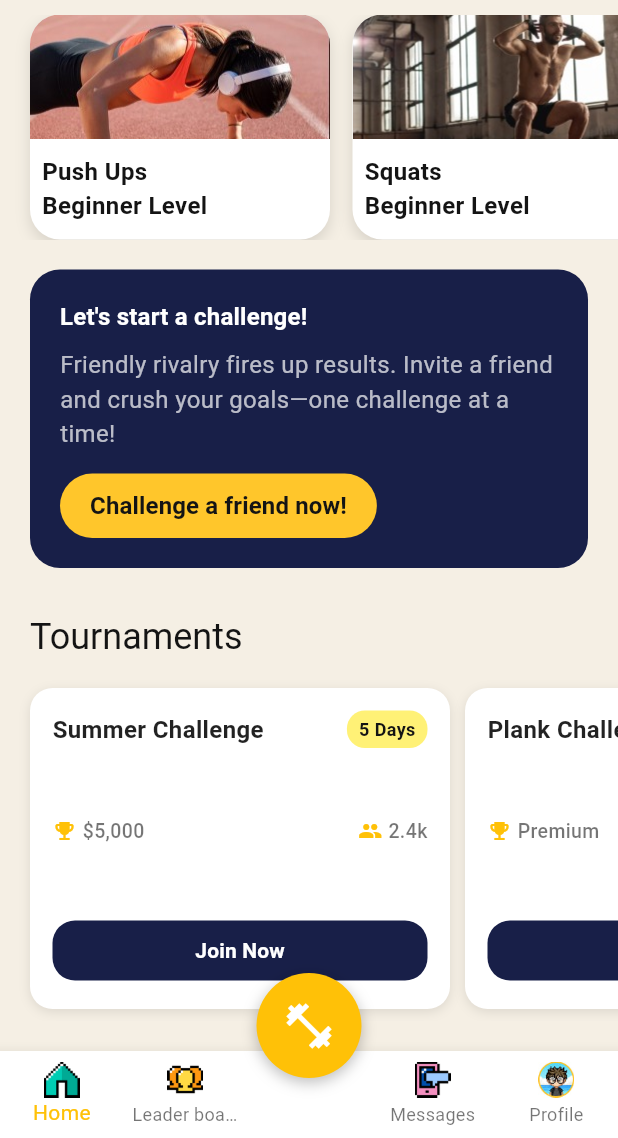
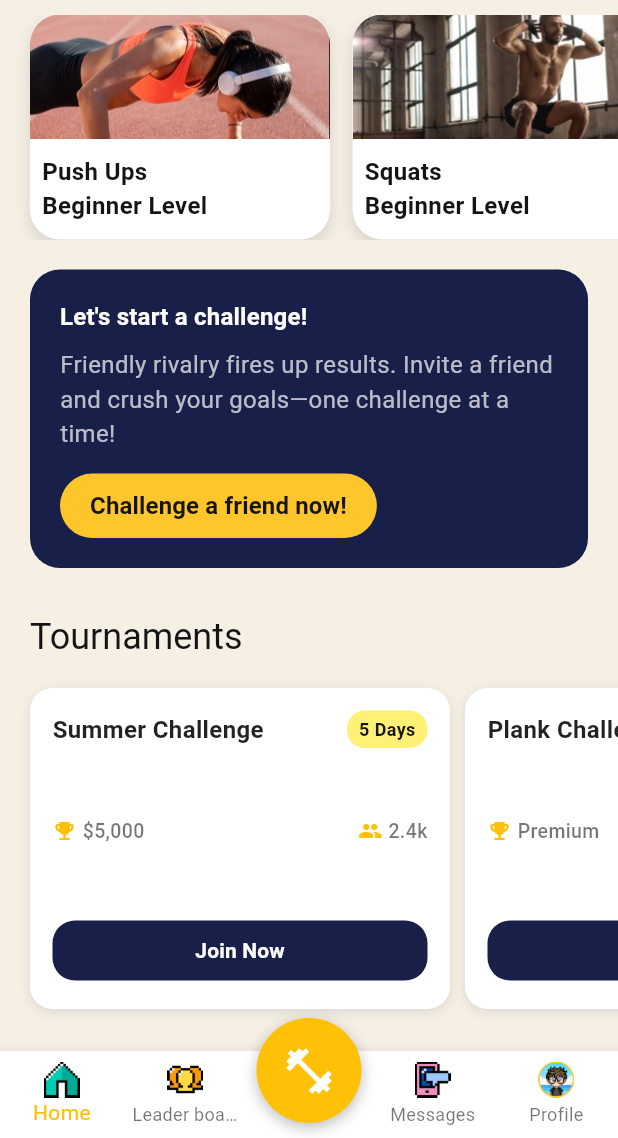
Before and after one commit to anthonyhalim150/FYP-25-S2-08, a Flutter app: the screen it shows after launch, item 2 of the bottom bar chosen, scrolled down 365 dp, after a tap on the "fitness center" icon, on a phone screen of 412 x 824 dp, the part 98-1236 px from its top. Run offline on Flutter 3.47's test engine with Material 3 defaults, Android fonts, the phone set to English and light mode, and no system bars; our stand-ins replace camera, circular_countdown_timer, confetti, easy_localization, fl_chart, flutter_fortune_wheel and 8 more; missing offline and left inert: flutter_facebook_auth, health.

Commit message:
changes to widget
Updated so that it will work as intended. Previous issue: clicking on FAB not working, instead, it is slightly below

```diff
--- a/fyp/wise-workout/wise-workout-app/lib/screens/unregistered_screen.dart
+++ b/fyp/wise-workout/wise-workout-app/lib/screens/unregistered_screen.dart
@@ -1,6 +1,5 @@
 import 'package:flutter/material.dart';
 import '../widgets/exercise_stats_card.dart';
-import '../widgets/exercise_gauge.dart';
 import '../widgets/tournament_widget.dart';
 import '../widgets/workout_card_home_screen.dart';
 import '../widgets/bottom_navigation.dart';
@@ -11,6 +10,7 @@ class UnregisteredUserPage extends StatelessWidget {
   final int maxSteps = 0;
   final int caloriesBurned = 0;
   final int xpEarned = 0;
+
   const UnregisteredUserPage({super.key});
 
   void _showRegistrationPrompt(BuildContext context) {
@@ -18,9 +18,7 @@ class UnregisteredUserPage extends StatelessWidget {
       context: context,
       builder: (_) => AlertDialog(
         title: const Text("Create an Account"),
-        content: const Text(
-          "Please login or create a account to view more",
-        ),
+        content: const Text("Please login or create an account to view more"),
         actions: [
           TextButton(
             onPressed: () => Navigator.pop(context),
@@ -49,8 +47,16 @@ class UnregisteredUserPage extends StatelessWidget {
   Widget build(BuildContext context) {
     final theme = Theme.of(context);
     final colorScheme = theme.colorScheme;
+    final brightness = theme.brightness;
 
-    final bannerColor = colorScheme.primary;
+    final surfaceColor =
+    brightness == Brightness.dark ? Colors.grey[800] : colorScheme.surface;
+    final hintTextColor =
+    brightness == Brightness.dark ? Colors.grey[400] : theme.hintColor;
+
+    final bannerColor = brightness == Brightness.dark
+        ? const Color(0xFF1E1E2C)
+        : colorScheme.primary;
     final bannerContrast = colorScheme.onPrimary;
     final bannerAccent = colorScheme.secondary;
 
@@ -61,7 +67,7 @@ class UnregisteredUserPage extends StatelessWidget {
           child: Column(
             crossAxisAlignment: CrossAxisAlignment.start,
             children: [
-              // Header with login
+              // Header
               Padding(
                 padding: const EdgeInsets.fromLTRB(20, 20, 20, 0),
                 child: Row(
@@ -74,29 +80,30 @@ class UnregisteredUserPage extends StatelessWidget {
                         ),
                       ),
                     ),
-                    Container(
-                      decoration: BoxDecoration(
-                        color: colorScheme.primary.withOpacity(0.08),
+                    TextButton(
+                      style: TextButton.styleFrom(
+                        backgroundColor: colorScheme.primary,
+                        shape: RoundedRectangleBorder(
                           borderRadius: BorderRadius.circular(20),
                         ),
-                      child: TextButton(
+                        padding: const EdgeInsets.symmetric(horizontal: 20),
+                      ),
                       onPressed: () {
                         Navigator.pushNamed(context, '/');
                       },
                       child: Text(
                         "Login",
-                          style: theme.textTheme.labelLarge?.copyWith(
+                        style: TextStyle(
                           fontSize: 16,
                           fontWeight: FontWeight.w600,
-                            color: colorScheme.primary,
-                          ),
+                          color: colorScheme.onPrimary,
                         ),
                       ),
                     ),
                   ],
                 ),
               ),
-              // Search bar
+              // Search Bar
               Padding(
                 padding: const EdgeInsets.all(20),
                 child: _wrapWithPrompt(
@@ -104,11 +111,13 @@ class UnregisteredUserPage extends StatelessWidget {
                   Container(
                     height: 50,
                     decoration: BoxDecoration(
-                      color: colorScheme.surface,
+                      color: surfaceColor,
                       borderRadius: BorderRadius.circular(25),
                       boxShadow: [
                         BoxShadow(
-                          color: Colors.black.withOpacity(0.05),
+                          color: brightness == Brightness.dark
+                              ? Colors.black.withOpacity(0.3)
+                              : Colors.black.withOpacity(0.05),
                           blurRadius: 6,
                           offset: const Offset(0, 2),
                         ),
@@ -121,20 +130,21 @@ class UnregisteredUserPage extends StatelessWidget {
                           child: Text(
                             'Search on FitQuest',
                             style: theme.textTheme.bodyMedium?.copyWith(
-                              color: theme.hintColor,
+                              color: hintTextColor,
                             ),
                           ),
                         ),
                         Padding(
                           padding: const EdgeInsets.only(right: 15),
-                          child: Icon(Icons.search, color: colorScheme.onSurface),
+                          child:
+                          Icon(Icons.search, color: colorScheme.onSurface),
                         ),
                       ],
                     ),
                   ),
                 ),
               ),
-              // Exercise stats
+              // Exercise Stats
               _wrapWithPrompt(
                 context,
                 ExerciseStatsCard(
@@ -145,7 +155,7 @@ class UnregisteredUserPage extends StatelessWidget {
                 ),
               ),
               const SizedBox(height: 20),
-              // Workout title
+              // Workout Title
               Padding(
                 padding: const EdgeInsets.only(left: 20),
                 child: Text(
@@ -154,7 +164,7 @@ class UnregisteredUserPage extends StatelessWidget {
                 ),
               ),
               const SizedBox(height: 10),
-              // Workout cards
+              // Workout Cards
               SizedBox(
                 height: 150,
                 child: ListView.builder(
@@ -175,7 +185,7 @@ class UnregisteredUserPage extends StatelessWidget {
                 ),
               ),
               const SizedBox(height: 20),
-              // Blue (banner): join challenge
+              // Challenge Banner
               Padding(
                 padding: const EdgeInsets.symmetric(horizontal: 20),
                 child: _wrapWithPrompt(
@@ -228,7 +238,8 @@ class UnregisteredUserPage extends StatelessWidget {
                 ),
               ),
               const SizedBox(height: 30),
-              // Tournaments title
+
+              // Tournaments
               Padding(
                 padding: const EdgeInsets.only(left: 20),
                 child: Text(
@@ -237,7 +248,6 @@ class UnregisteredUserPage extends StatelessWidget {
                 ),
               ),
               const SizedBox(height: 10),
-              // Tournament cards
               SizedBox(
                 height: 230,
                 child: ListView(
@@ -261,12 +271,12 @@ class UnregisteredUserPage extends StatelessWidget {
           ),
         ),
       ),
-      // Bottom navigation only
       bottomNavigationBar: bottomNavigationBar(
         currentIndex: 0,
         onTap: (index) {
-          _showRegistrationPrompt(context);
+          // You don't need to handle anything here
         },
+        isRegistered: false, // Important!
       ),
     );
   }
--- a/fyp/wise-workout/wise-workout-app/lib/widgets/bottom_navigation.dart
+++ b/fyp/wise-workout/wise-workout-app/lib/widgets/bottom_navigation.dart
@@ -7,18 +7,19 @@ class bottomNavigationBar extends StatelessWidget {
   final Color selectedItemColor;
   final Color unselectedItemColor;
   final Color backgroundColor;
+  final bool isRegistered; // <-- New parameter
 
   const bottomNavigationBar({
     super.key,
     required this.currentIndex,
     required this.onTap,
+    this.isRegistered = true, // <-- Pass from screen
     this.workoutIcon,
     this.selectedItemColor = Colors.amber,
     this.unselectedItemColor = Colors.black54,
     this.backgroundColor = Colors.white,
   });
 
-  // Define image icons here
   static const double _iconSize = 24;
 
   static Widget _imageIcon(String assetName) {
@@ -34,6 +35,95 @@ class bottomNavigationBar extends StatelessWidget {
   static final Widget _messagesIcon = _imageIcon('Messages.png');
   static final Widget _profileIcon = _imageIcon('Profile.png');
 
+  void _showRegisterPrompt(BuildContext context) {
+    showDialog(
+      context: context,
+      builder: (BuildContext dialogContext) {
+        return Dialog(
+          shape: RoundedRectangleBorder(borderRadius: BorderRadius.circular(16)),
+          backgroundColor: const Color(0xFF1E1E2E), // Dark background
+          child: Padding(
+            padding: const EdgeInsets.all(20),
+            child: Column(
+              mainAxisSize: MainAxisSize.min,
+              crossAxisAlignment: CrossAxisAlignment.start,
+              children: [
+                const Text(
+                  "Register Required",
+                  style: TextStyle(
+                    color: Colors.white,
+                    fontSize: 18,
+                    fontWeight: FontWeight.bold,
+                  ),
+                ),
+                const SizedBox(height: 12),
+                const Text(
+                  "You need to register to access this feature.",
+                  style: TextStyle(
+                    color: Colors.white70,
+                    fontSize: 14,
+                  ),
+                ),
+                const SizedBox(height: 24),
+                Row(
+                  mainAxisAlignment: MainAxisAlignment.end,
+                  children: [
+                    TextButton(
+                      onPressed: () {
+                        Navigator.pop(dialogContext);
+                      },
+                      child: const Text(
+                        "Cancel",
+                        style: TextStyle(color: Colors.white70),
+                      ),
+                    ),
+                    const SizedBox(width: 12),
+                    ElevatedButton(
+                      onPressed: () {
+                        Navigator.pop(dialogContext);
+                        Navigator.pushNamed(context, '/register');
+                      },
+                      style: ElevatedButton.styleFrom(
+                        backgroundColor: Colors.amber,
+                        foregroundColor: Colors.black,
+                        shape: RoundedRectangleBorder(
+                          borderRadius: BorderRadius.circular(12),
+                        ),
+                        padding: const EdgeInsets.symmetric(horizontal: 20, vertical: 12),
+                      ),
+                      child: const Text(
+                        "Register",
+                        style: TextStyle(
+                          fontWeight: FontWeight.bold,
+                        ),
+                      ),
+                    ),
+                  ],
+                ),
+              ],
+            ),
+          ),
+        );
+      },
+    );
+  }
+
+  void _handleTap(BuildContext context, int index) {
+    if (!isRegistered) {
+      _showRegisterPrompt(context);
+    } else {
+      onTap(index);
+    }
+  }
+
+  void _handleWorkoutTap(BuildContext context) {
+    if (!isRegistered) {
+      _showRegisterPrompt(context);
+    } else {
+      Navigator.pushNamed(context, '/workout-category-dashboard');
+    }
+  }
+
   @override
   Widget build(BuildContext context) {
     return Stack(
@@ -47,34 +137,19 @@ class bottomNavigationBar extends StatelessWidget {
           showUnselectedLabels: true,
           type: BottomNavigationBarType.fixed,
           currentIndex: currentIndex,
-          onTap: onTap,
+          onTap: (index) => _handleTap(context, index),
           items: [
-            BottomNavigationBarItem(
-              icon: _homeIcon,
-              label: 'Home',
-            ),
-            BottomNavigationBarItem(
-              icon: _leaderboardIcon,
-              label: 'Leader board',
-            ),
-            const BottomNavigationBarItem(
-              icon: SizedBox.shrink(),
-              label: '',
-            ),
-            BottomNavigationBarItem(
-              icon: _messagesIcon,
-              label: 'Messages',
-            ),
-            BottomNavigationBarItem(
-              icon: _profileIcon,
-              label: 'Profile',
-            ),
+            BottomNavigationBarItem(icon: _homeIcon, label: 'Home'),
+            BottomNavigationBarItem(icon: _leaderboardIcon, label: 'Leader board'),
+            const BottomNavigationBarItem(icon: SizedBox.shrink(), label: ''),
+            BottomNavigationBarItem(icon: _messagesIcon, label: 'Messages'),
+            BottomNavigationBarItem(icon: _profileIcon, label: 'Profile'),
           ],
         ),
         Positioned(
-          bottom: 40,
+          bottom: 10,
           child: GestureDetector(
-            onTap: () => Navigator.pushNamed(context, '/workout-category-dashboard'),
+            onTap: () => _handleWorkoutTap(context),
             child: Container(
               height: 70,
               width: 70,
```
Lines whose indentation alone changed are shown as unchanged.
